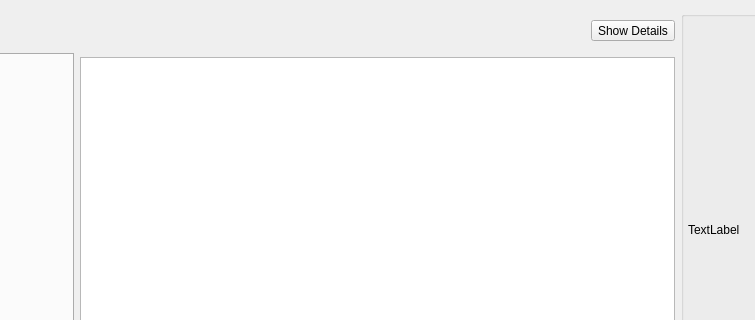
Old version of the form resources/dialog.ui in the repository shotgunsoftware/tk-multi-loader2; both pictures show x 234 to 989 and y 0 to 320 of the 1226 by 766 pixel window.
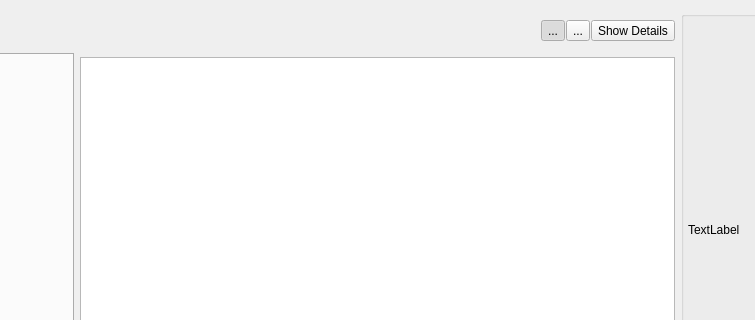
New version of the form. Icons and pictures are not drawn.

Diff of the .ui file:
```diff
--- a/resources/dialog.ui
+++ b/resources/dialog.ui
@@ -285,6 +285,9 @@
     <layout class="QVBoxLayout" name="middle_area">
      <item>
       <layout class="QHBoxLayout" name="horizontalLayout_2">
+       <property name="spacing">
+        <number>1</number>
+       </property>
        <item>
         <widget class="QLabel" name="entity_breadcrumbs">
          <property name="sizePolicy">
@@ -323,6 +326,43 @@
          </property>
         </spacer>
        </item>
+       <item>
+        <widget class="QToolButton" name="thumbnail_mode">
+         <property name="toolTip">
+          <string>Thumbnail Mode</string>
+         </property>
+         <property name="text">
+          <string>...</string>
+         </property>
+         <property name="icon">
+          <iconset resource="resources.qrc">
+           <normaloff>:/res/mode_switch_thumb_active.png</normaloff>:/res/mode_switch_thumb_active.png</iconset>
+         </property>
+         <property name="checkable">
+          <bool>true</bool>
+         </property>
+         <property name="checked">
+          <bool>true</bool>
+         </property>
+        </widget>
+       </item>
+       <item>
+        <widget class="QToolButton" name="list_mode">
+         <property name="toolTip">
+          <string>List Mode</string>
+         </property>
+         <property name="text">
+          <string>...</string>
+         </property>
+         <property name="icon">
+          <iconset resource="resources.qrc">
+           <normaloff>:/res/mode_switch_card.png</normaloff>:/res/mode_switch_card.png</iconset>
+         </property>
+         <property name="checkable">
+          <bool>true</bool>
+         </property>
+        </widget>
+       </item>
        <item>
         <widget class="QToolButton" name="info">
          <property name="toolTip">
```
Left out of the diff: 9 changed lines with no effect on the pictures.
